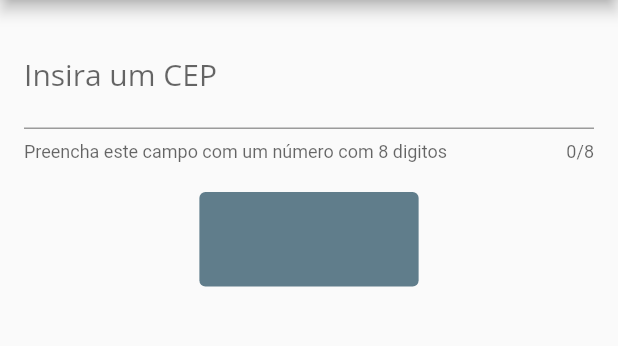
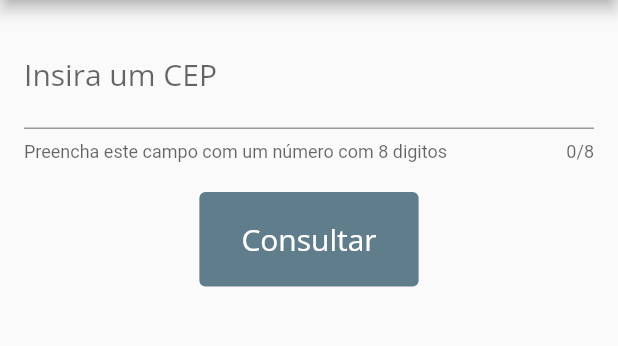
Before and after one commit to gianlucampos/consulta_cep_app, a Flutter app: the screen it shows after launch, on a phone screen of 412 x 824 dp, the part 84-430 px from its top. Run offline on Flutter 3.47's test engine with Material 2 defaults, Android fonts, the phone set to English and light mode, and no system bars; our stand-ins replace google_fonts, sqflite; missing offline and left inert: uno; accounts and stored records are empty.

Commit message:
Ajustes de tela e carregamento

```diff
--- a/lib/core/app_images.dart
+++ b/lib/core/app_images.dart
@@ -1,3 +1,3 @@
 class AppImages {
-  static String get logo => "assets/images/logo.png";
+  static String get logo => "assets/icons/logo.png";
 }
--- a/lib/core/app_text_styles.dart
+++ b/lib/core/app_text_styles.dart
@@ -52,6 +52,12 @@ class AppTextStyles {
     fontWeight: FontWeight.normal,
   );
 
+  static final TextStyle bodyBoldWhite20 = GoogleFonts.openSans(
+    color: AppColors.white,
+    fontSize: 20,
+    fontWeight: FontWeight.normal,
+  );
+
   static final TextStyle bodyBold20 = GoogleFonts.openSans(
     color: AppColors.grey,
     fontSize: 20,
--- a/lib/endereco/endereco_page.dart
+++ b/lib/endereco/endereco_page.dart
@@ -21,11 +21,11 @@ class _EnderecoPageState extends State<EnderecoPage> {
 
   @override
   void initState() {
+    super.initState();
     repository
         .retrieveEnderecoByCep(widget.numeroCep)
         .then((value) => endereco = value)
-        .whenComplete(() => super.setState(() {}));
-    super.initState();
+        .whenComplete(() => { super.setState(() {})});
   }
 
   @override
@@ -46,6 +46,7 @@ class _EnderecoPageState extends State<EnderecoPage> {
     return FutureBuilder<EnderecoModel>(
       future: service.getEndereco(widget.numeroCep),
       builder: (context, snapshot) {
+        if (snapshot.connectionState == ConnectionState.done) {
           if (snapshot.hasData) {
             repository.insert(snapshot.data);
             return _buildTable(snapshot.data!);
@@ -56,6 +57,7 @@ class _EnderecoPageState extends State<EnderecoPage> {
               child: Text(snapshot.error.toString(),
                   style: AppTextStyles.bodyBold20),
             );
+          }
         }
         return const CircularProgressIndicator();
       },
--- a/lib/home/home_page.dart
+++ b/lib/home/home_page.dart
@@ -47,8 +47,9 @@ class _HomePageState extends State<HomePage> {
       ),
       body: Padding(
         padding: const EdgeInsets.all(16.0),
-        child: Column(
-          crossAxisAlignment: CrossAxisAlignment.center,
+        child: Wrap(
+          crossAxisAlignment: WrapCrossAlignment.center,
+          alignment: WrapAlignment.center,
           children: [
             TextField(
               style: AppTextStyles.body20,
@@ -76,7 +77,7 @@ class _HomePageState extends State<HomePage> {
                 child: Padding(
                   padding:
                       const EdgeInsets.symmetric(horizontal: 20, vertical: 10),
-                  child: Text("Consultar", style: AppTextStyles.bodyBold20),
+                  child: Text("Consultar", style: AppTextStyles.bodyBoldWhite20),
                 ),
               ),
             ),
--- a/lib/services/cep_service.dart
+++ b/lib/services/cep_service.dart
@@ -6,6 +6,7 @@ class CepService {
 
   Future<EnderecoModel> getEndereco(String numeroCep) async {
     try {
+      numeroCep = numeroCep.replaceAll("-", "");
       final response =
           await _uno.get("https://viacep.com.br/ws/$numeroCep/json/");
 
--- a/pubspec.yaml
+++ b/pubspec.yaml
@@ -69,7 +69,7 @@ flutter:
 
   # To add assets to your application, add an assets section, like this:
   assets:
-    - assets/images/
+    - assets/icons/
 
   # An image asset can refer to one or more resolution-specific "variants", see
   # https://flutter.dev/assets-and-images/#resolution-aware.
```
Also changed, not shown: assets/images/logo.png (deleted), 1 other file. Lines whose indentation alone changed are shown as unchanged.
